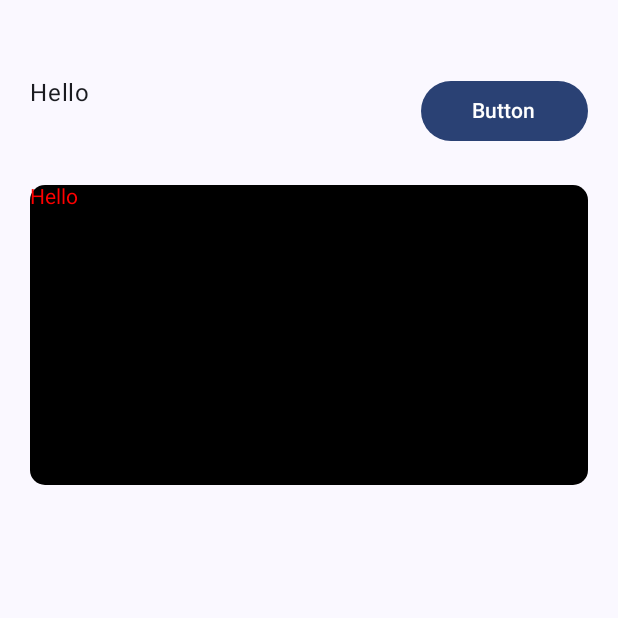
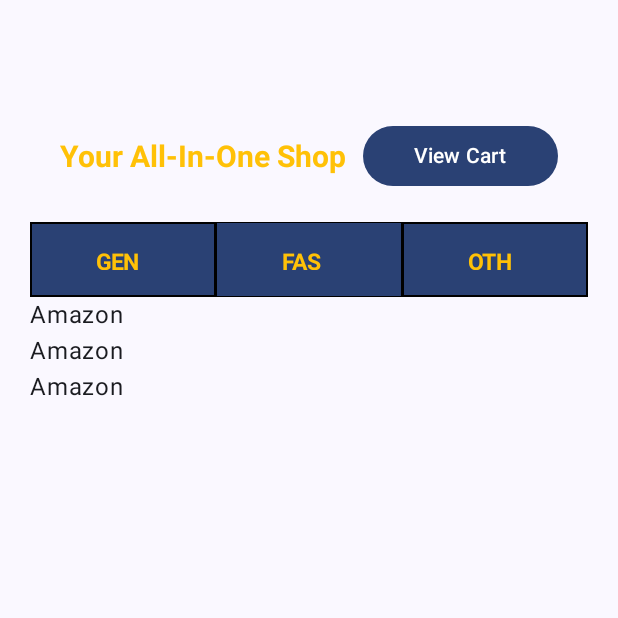
Before and after one commit to joshywherry/Learning-Kotlin, an Android app built with Jetpack Compose: the MainActivity screen opened directly, with no data from a screen before it, on a phone screen of 412 x 824 dp, the top half of it. Run offline under Robolectric (Android 15) with nearby library versions, the phone set to English and light mode, and no system bars.

Commit message:
Added the shop with rectangular buttons

```diff
--- a/app/src/main/java/com/example/myapp/Card.kt
+++ /dev/null
@@ -1,32 +0,0 @@
-package com.example.myapp
-
-import android.view.RoundedCorner
-import androidx.compose.foundation.background
-import androidx.compose.foundation.border
-import androidx.compose.foundation.layout.Row
-import androidx.compose.foundation.layout.fillMaxWidth
-import androidx.compose.foundation.layout.height
-import androidx.compose.foundation.layout.padding
-import androidx.compose.foundation.shape.RoundedCornerShape
-import androidx.compose.material3.Text
-import androidx.compose.runtime.Composable
-import androidx.compose.ui.Modifier
-import androidx.compose.ui.graphics.Color
-import androidx.compose.ui.text.TextStyle
-import androidx.compose.ui.unit.dp
-import androidx.compose.ui.unit.sp
-
-@Composable
-fun CardContainer(){
-    Row(
-        Modifier.padding(20.dp)
-            .background(color = Color.Black, RoundedCornerShape(10.dp))
-            .fillMaxWidth()
-            .height(200.dp)
-    ) {
-        Text(
-            "Hello",
-            style = TextStyle(Color.Red)
-        )
-    }
-}
--- a/app/src/main/java/com/example/myapp/MainActivity.kt
+++ b/app/src/main/java/com/example/myapp/MainActivity.kt
@@ -4,14 +4,21 @@ import android.os.Bundle
 import androidx.activity.ComponentActivity
 import androidx.activity.compose.setContent
 import androidx.activity.enableEdgeToEdge
+import androidx.compose.foundation.BorderStroke
 import androidx.compose.foundation.layout.Column
+import androidx.compose.foundation.layout.Row
 import androidx.compose.foundation.layout.Spacer
 import androidx.compose.foundation.layout.fillMaxSize
 import androidx.compose.foundation.layout.fillMaxWidth
 import androidx.compose.foundation.layout.height
 import androidx.compose.foundation.layout.padding
+import androidx.compose.foundation.shape.RoundedCornerShape
 import androidx.compose.material3.Scaffold
+import androidx.compose.material3.Surface
+import androidx.compose.material3.Text
+import androidx.compose.runtime.Composable
 import androidx.compose.ui.Modifier
+import androidx.compose.ui.graphics.Color
 import androidx.compose.ui.unit.dp
 import androidx.compose.ui.unit.sp
 import com.example.myapp.ui.theme.MyAppTheme
@@ -24,11 +31,15 @@ class MainActivity : ComponentActivity() {
             MyAppTheme {
                 Scaffold( modifier = Modifier.fillMaxSize() ) { innerPadding ->
                     Modifier.padding(innerPadding)
-                    Column {
-                        Modifier.padding(20.dp)
-                        Hello()
-                        Spacer(Modifier.height(5.dp))
-                        CardContainer()
+                    Column (Modifier.padding(20.dp)) {
+
+                        Navigation()
+                        Spacer(Modifier.height(20.dp))
+                        Shops()
+                        Sites()
+
+
+
                     }
                 }
             }
--- a/app/src/main/java/com/example/myapp/Hello.kt
+++ b/app/src/main/java/com/example/myapp/Navigation.kt
@@ -1,15 +1,13 @@
 package com.example.myapp
 
+import androidx.compose.foundation.background
 import androidx.compose.foundation.layout.Arrangement
-import androidx.compose.foundation.layout.Column
 import androidx.compose.foundation.layout.Row
-import androidx.compose.foundation.layout.fillMaxHeight
 import androidx.compose.foundation.layout.fillMaxWidth
 import androidx.compose.foundation.layout.padding
 import androidx.compose.material3.Button
 import androidx.compose.material3.Text
 import androidx.compose.runtime.Composable
-import androidx.compose.runtime.MutableState
 import androidx.compose.runtime.getValue
 import androidx.compose.runtime.mutableStateOf
 import androidx.compose.runtime.remember
@@ -17,38 +15,43 @@ import androidx.compose.runtime.setValue
 import androidx.compose.ui.Alignment
 import androidx.compose.ui.Modifier
 import androidx.compose.ui.graphics.Color
+import androidx.compose.ui.text.font.FontWeight
 import androidx.compose.ui.unit.dp
+import androidx.compose.ui.unit.sp
+
+import java.time.format.TextStyle
+
+
 
 @Composable
-fun Hello() {
-    var text1 by remember {
-        mutableStateOf(true)
-    }
+fun Navigation() {
+
     Row(
         Modifier.fillMaxWidth()
-            .padding(top = 50.dp, start = 20.dp, end = 20.dp),
+
+            .padding(top = 60.dp, start = 20.dp, end = 20.dp),
         horizontalArrangement = Arrangement.SpaceBetween,
+
+        verticalAlignment = Alignment.CenterVertically
 
 
     ) {
-        if (text1){
             Text(
-                "Hello"
+                text = "Your All-In-One Shop",
+                style = androidx.compose.ui.text.TextStyle(fontSize = 20.sp, fontWeight = FontWeight.Bold, color = Color(0xFFFFc107))
             )
-        }
-        else{
-            Text(
-                "arwqqrq"
-            )
-        }
+
+
+
+
         Button(
             onClick = {
 
             }
         ) {
             Text(
-                "Button",
-                Modifier.padding(start = 10.dp, end = 10.dp)
+                "View Cart",
+                Modifier.padding(start = 10.dp, end = 10.dp,)
             )
         }
     }
--- /dev/null
+++ b/app/src/main/java/com/example/myapp/Shops.kt
@@ -0,0 +1,90 @@
+package com.example.myapp
+
+import android.graphics.Paint.Style
+import androidx.compose.foundation.background
+import androidx.compose.foundation.border
+import androidx.compose.foundation.layout.Arrangement
+import androidx.compose.foundation.layout.Box
+import androidx.compose.foundation.layout.Column
+import androidx.compose.foundation.layout.Row
+import androidx.compose.foundation.layout.fillMaxSize
+import androidx.compose.foundation.layout.fillMaxWidth
+import androidx.compose.foundation.layout.height
+import androidx.compose.foundation.layout.padding
+import androidx.compose.foundation.layout.width
+import androidx.compose.foundation.lazy.LazyColumn
+import androidx.compose.material3.Button
+import androidx.compose.material3.Text
+import androidx.compose.runtime.Composable
+import androidx.compose.ui.Alignment
+import androidx.compose.ui.Modifier
+import androidx.compose.ui.graphics.Color
+import androidx.compose.ui.graphics.RectangleShape
+import androidx.compose.ui.text.TextStyle
+import androidx.compose.ui.text.font.FontWeight
+import androidx.compose.ui.unit.dp
+import androidx.compose.ui.unit.sp
+
+@Composable
+fun Shops(){
+    Row (modifier = Modifier
+       .background(color = Color.LightGray)
+        .fillMaxWidth()
+        .height(50.dp),
+        horizontalArrangement = Arrangement.SpaceEvenly,
+
+
+    )
+    {
+        Button(onClick = {},
+            shape = RectangleShape,
+            modifier = Modifier
+                .weight(1f)
+                .border(1.dp, color = Color.Black)
+        )
+        {
+            Text(
+                modifier = Modifier
+                    .padding(20.dp, 10.dp, 20.dp, 10.dp),
+                text = "GENERAL",
+                style = TextStyle(color =Color(0xFFFFc107), fontSize = 15.sp, FontWeight.Bold)
+            )
+
+        }
+        Button(
+            onClick = {},
+            shape = RectangleShape,
+            modifier = Modifier
+                .weight(1f)
+                .border(0.5.dp, color = Color.Black)
+        )
+        {
+            Text(
+                modifier = Modifier
+                    .padding(20.dp, 10.dp, 20.dp, 10.dp),
+                text = "FASHION",
+                style = TextStyle(color = Color(0xFFFFc107), fontSize = 15.sp, FontWeight.Bold)
+            )
+
+        }
+        Button(onClick = {},
+            shape = RectangleShape,
+            modifier = Modifier
+                .weight(1f)
+                .border(1.dp, color = Color.Black)
+        ) {
+            Text(
+                modifier = Modifier
+                    .padding(20.dp, 10.dp, 20.dp, 10.dp),
+                text = "OTHERS",
+                style = TextStyle(color = Color(0xFFFFc107), fontSize = 15.sp, FontWeight.Bold)
+            )
+
+        }
+
+
+
+
+    }
+
+}
--- /dev/null
+++ b/app/src/main/java/com/example/myapp/Sites.kt
@@ -0,0 +1,29 @@
+package com.example.myapp
+
+import androidx.compose.foundation.layout.Column
+import androidx.compose.foundation.layout.Row
+import androidx.compose.material3.Text
+import androidx.compose.runtime.Composable
+
+@Composable
+fun Sites(){
+    Row {
+        Text(
+            text = "Amazon"
+        )
+
+    }
+    Row {
+        Text(
+            text = "Amazon"
+        )
+
+    }
+    Row {
+        Text(
+            text = "Amazon"
+        )
+
+    }
+
+    }
```
